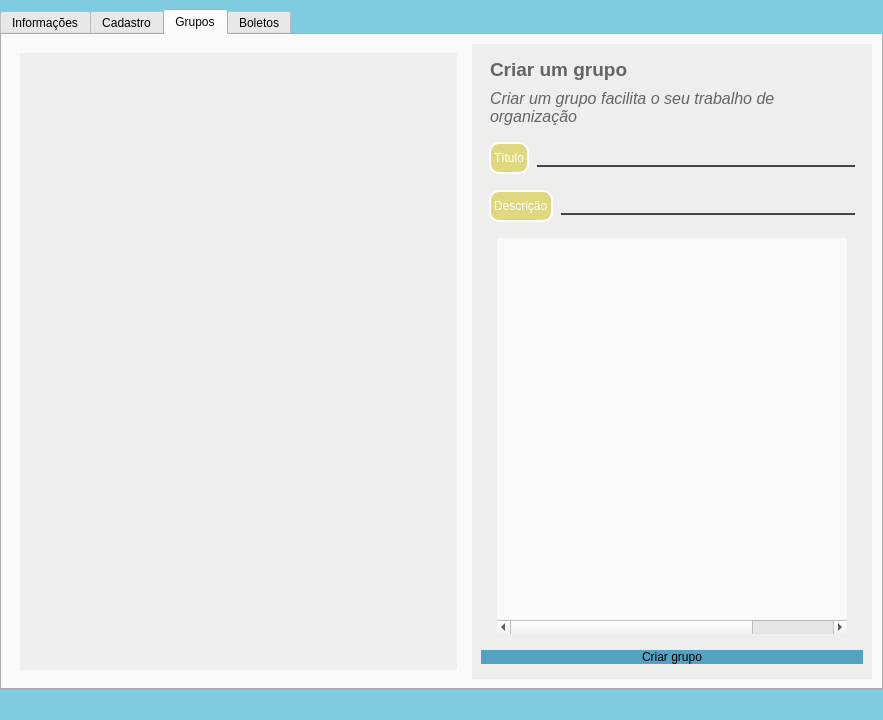
Nautilidae-project/Nautilus, file Telas/UI/dashCliente.ui: the form before one commit.
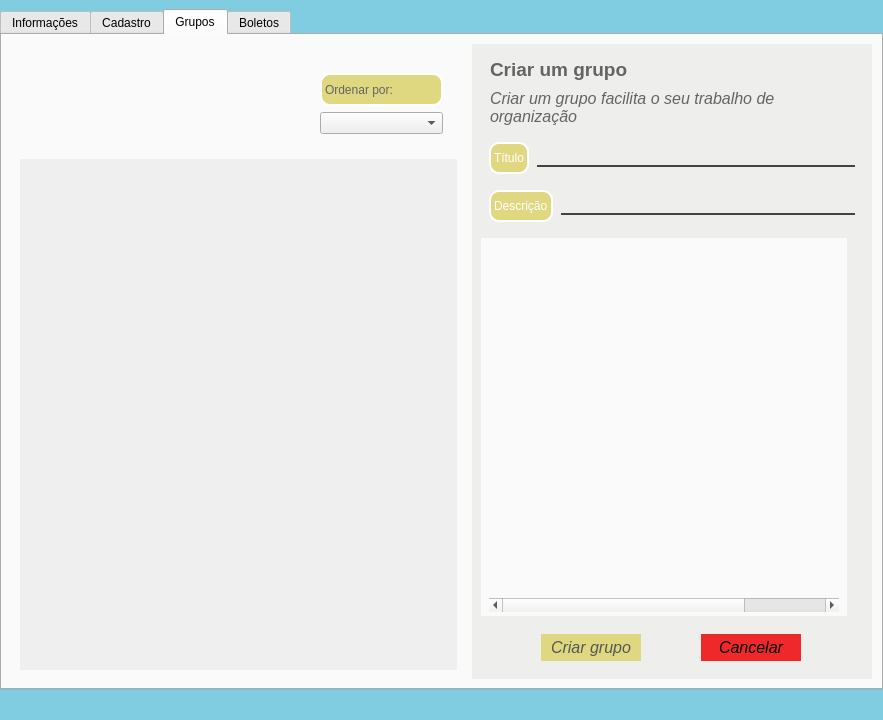
The form after the commit. The open tabs and pages were chosen to show the change.

```diff
--- a/Telas/UI/dashCliente.ui
+++ b/Telas/UI/dashCliente.ui
@@ -2422,7 +2422,7 @@
           <string notr="true">/*background-color: rgb(108, 251, 208);*/</string>
          </property>
          <layout class="QGridLayout" name="gridLayout_6">
-          <item row="0" column="0">
+          <item row="1" column="0">
            <widget class="QScrollArea" name="scrollArea">
             <property name="widgetResizable">
              <bool>true</bool>
@@ -2433,12 +2433,50 @@
                <x>0</x>
                <y>0</y>
                <width>441</width>
-               <height>595</height>
+               <height>489</height>
               </rect>
              </property>
             </widget>
            </widget>
           </item>
+          <item row="0" column="0">
+           <widget class="QFrame" name="frTopCards">
+            <property name="minimumSize">
+             <size>
+              <width>0</width>
+              <height>100</height>
+             </size>
+            </property>
+            <property name="frameShape">
+             <enum>QFrame::StyledPanel</enum>
+            </property>
+            <property name="frameShadow">
+             <enum>QFrame::Raised</enum>
+            </property>
+            <widget class="QWidget" name="">
+             <property name="geometry">
+              <rect>
+               <x>300</x>
+               <y>20</y>
+               <width>123</width>
+               <height>61</height>
+              </rect>
+             </property>
+             <layout class="QVBoxLayout" name="verticalLayout_5">
+              <item>
+               <widget class="QLabel" name="label">
+                <property name="text">
+                 <string>Ordenar por:</string>
+                </property>
+               </widget>
+              </item>
+              <item>
+               <widget class="QComboBox" name="cbxOrdenar"/>
+              </item>
+             </layout>
+            </widget>
+           </widget>
+          </item>
          </layout>
         </widget>
        </item>
@@ -2702,10 +2740,11 @@
 	/*background-color: transparent;*/
     border: none;
 	color: #444;
-	margin-left: 16px;
+	padding-left: 8px;
+	padding-right: 8px;
+	padding-bottom: 4px;
+	padding-top: 4px;
 	margin-right: 16px;
-	/*margin-bottom: 24px;
-	margin-top: 8px;*/
 }
 
 #tblGrupo::item {
@@ -2765,31 +2804,112 @@
               <string>Id</string>
              </property>
             </column>
-            <column>
-             <property name="text">
-              <string>Nome</string>
-             </property>
-            </column>
-            <column>
-             <property name="text">
-              <string>Sobrenome</string>
-             </property>
-            </column>
             <column>
              <property name="text">
               <string>Incluir</string>
              </property>
             </column>
+            <column>
+             <property name="text">
+              <string>Nome</string>
+             </property>
+            </column>
+            <column>
+             <property name="text">
+              <string>Sobrenome</string>
+             </property>
+            </column>
            </widget>
           </item>
           <item>
-           <widget class="QPushButton" name="pbAddGrupo">
+           <widget class="QFrame" name="frBottomParticipantes">
+            <property name="minimumSize">
+             <size>
+              <width>0</width>
+              <height>32</height>
+             </size>
+            </property>
             <property name="styleSheet">
-             <string notr="true">background-color: rgb(83, 162, 193);</string>
+             <string notr="true">#frBottomParticipantes{
+	background-color: transparent;
+}</string>
             </property>
-            <property name="text">
-             <string>Criar grupo</string>
+            <property name="frameShape">
+             <enum>QFrame::NoFrame</enum>
             </property>
+            <property name="frameShadow">
+             <enum>QFrame::Raised</enum>
+            </property>
+            <layout class="QHBoxLayout" name="horizontalLayout_33">
+             <property name="spacing">
+              <number>0</number>
+             </property>
+             <property name="leftMargin">
+              <number>0</number>
+             </property>
+             <property name="topMargin">
+              <number>0</number>
+             </property>
+             <property name="rightMargin">
+              <number>0</number>
+             </property>
+             <property name="bottomMargin">
+              <number>0</number>
+             </property>
+             <item>
+              <widget class="QPushButton" name="pbAddGrupo">
+               <property name="maximumSize">
+                <size>
+                 <width>100</width>
+                 <height>16777215</height>
+                </size>
+               </property>
+               <property name="styleSheet">
+                <string notr="true">#pbAddGrupo {
+	color: rgb(85, 87, 83);
+	border: 10px;
+	font-family: Ubuntu;
+	font-size: 12pt;
+	font-style: italic;
+	padding-top: 4px;
+	padding-bottom: 4px;
+}</string>
+               </property>
+               <property name="text">
+                <string>Criar grupo</string>
+               </property>
+              </widget>
+             </item>
+             <item>
+              <widget class="QPushButton" name="pbCancelar">
+               <property name="maximumSize">
+                <size>
+                 <width>100</width>
+                 <height>16777215</height>
+                </size>
+               </property>
+               <property name="styleSheet">
+                <string notr="true">#pbCancelar {
+	/*color: rgb(85, 87, 83);*/
+	border: 10px;
+	font-family: Ubuntu;
+	font-size: 12pt;
+	font-style: italic;
+	padding-top: 4px;
+	padding-bottom: 4px;
+	background-color: rgb(239, 41, 41);
+}
+
+#pbCancelar::hover{
+	background-color: rgb(114, 159, 207);
+}</string>
+               </property>
+               <property name="text">
+                <string>Cancelar</string>
+               </property>
+              </widget>
+             </item>
+            </layout>
            </widget>
           </item>
          </layout>
```
Left out of the diff: 4 changed lines with no effect on the pictures.
